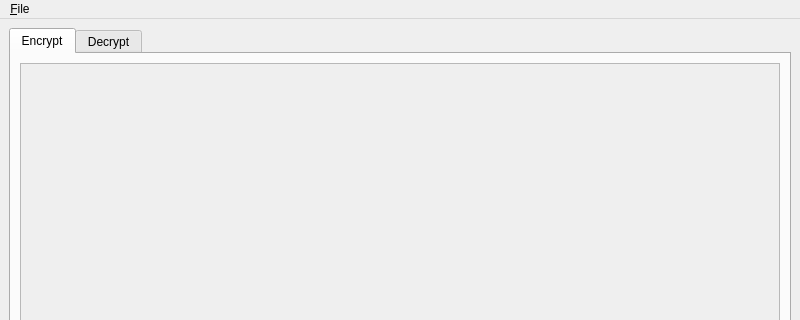
Qt form ui/lib_ewk_gui.ui (deskos-xp/cl4tp) before a commit; both pictures show x 0 to 800 and y 0 to 320 of the 800 by 600 pixel window.
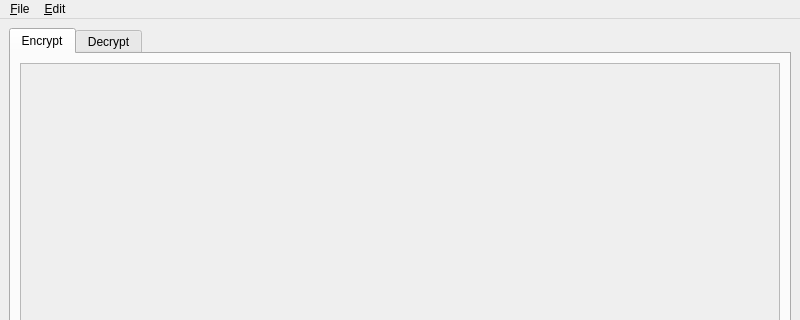
The same form after that commit.

The edit to the form file:
```diff
--- a/ui/lib_ewk_gui.ui
+++ b/ui/lib_ewk_gui.ui
@@ -111,7 +111,14 @@
     <addaction name="action_Quit"/>
     <addaction name="action_N_RSA_Key"/>
    </widget>
+   <widget class="QMenu" name="menu_Edit">
+    <property name="title">
+     <string>&amp;Edit</string>
+    </property>
+    <addaction name="action_Tab_Defaults"/>
+   </widget>
    <addaction name="menuFile"/>
+   <addaction name="menu_Edit"/>
   </widget>
   <action name="action_Quit">
    <property name="text">
```
Left out of the diff: 5 changed lines with no effect on the pictures.
